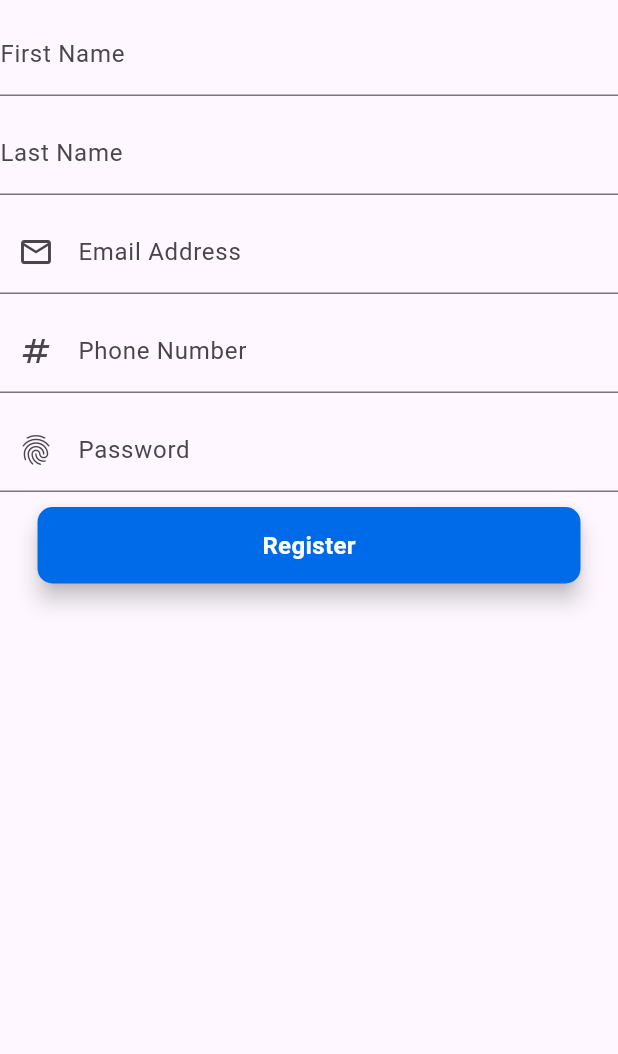
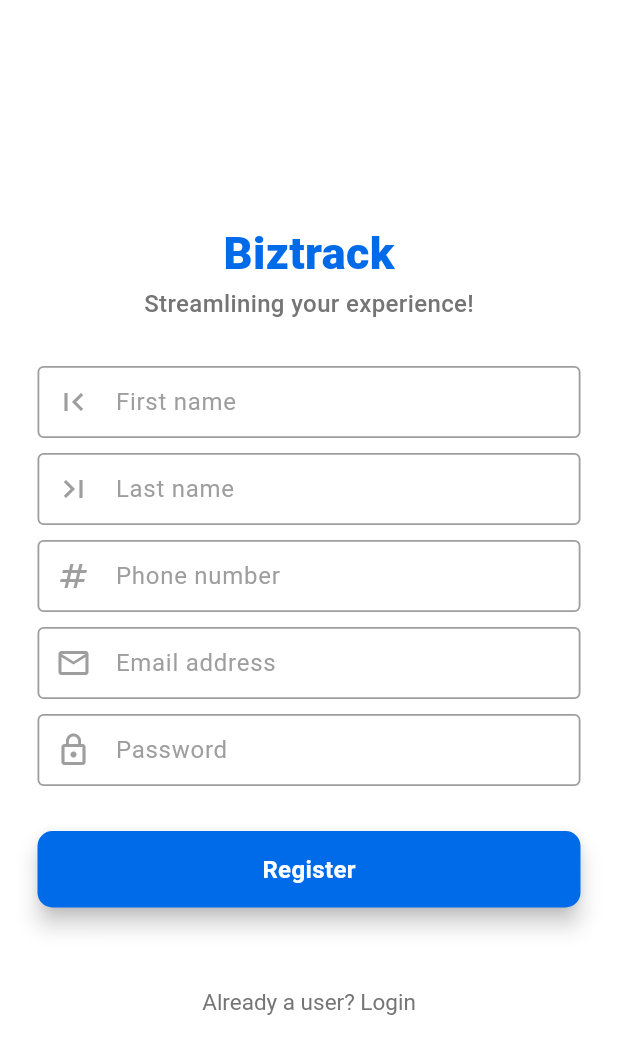
Before and after one commit to VenishSureliya/biztrack, a Flutter app: the RegisterPage screen opened directly, after a tap on "Register", on a phone screen of 412 x 824 dp. Shown: the top 1054 px of the screen. Run offline on Flutter 3.47's test engine with Material 3 defaults, Android fonts, the light colour scheme and no system bars; our stand-ins replace cloud_firestore, firebase_auth, firebase_core, get; accounts and stored records are empty; network calls fail.

Commit message:
register page fix

```diff
--- a/lib/pages/home_page.dart
+++ b/lib/pages/home_page.dart
@@ -1,4 +1,5 @@
 import 'package:biztrack/backend/auth_repo.dart';
+import 'package:cloud_firestore/cloud_firestore.dart';
 import 'package:firebase_auth/firebase_auth.dart';
 import 'package:flutter/material.dart';
 
@@ -16,7 +17,7 @@ class HomePage extends StatelessWidget {
             mainAxisAlignment: MainAxisAlignment.center,
             children: [
               if (currentUser != null) ...[
-                Text("Hey ${currentUser.email}!"),
+                // StreamBuilder <QuerySnapshot>(stream: FirebaseFire,builder: builder),
               ] else ...[
                 const Text("Please sign in to access your information."),
               ],
--- a/lib/pages/register_page.dart
+++ b/lib/pages/register_page.dart
@@ -1,5 +1,7 @@
 import "package:biztrack/backend/auth_controls.dart";
+import "package:biztrack/backend/form_validation.dart";
 import "package:biztrack/components/button.dart";
+import "package:biztrack/components/textfields.dart";
 import "package:flutter/material.dart";
 import "package:get/get.dart";
 
@@ -21,68 +23,123 @@ class RegisterPage extends StatelessWidget {
     final controller = Get.put(AuthController());
     final formKey = GlobalKey<FormState>();
     return Scaffold(
+      backgroundColor: Colors.white,
       body: SafeArea(
-        child: Padding(
-          padding: const EdgeInsets.symmetric(vertical: 8.0),
+        child: Center(
+          child: SingleChildScrollView(
             child: Form(
+              key: formKey,
               child: Column(
-            crossAxisAlignment: CrossAxisAlignment.start,
+                mainAxisAlignment: MainAxisAlignment.center,
                 children: [
-              TextFormField(
-                controller: AuthController.instance.firstName,
-                decoration: const InputDecoration(
-                  label: Text("First Name"),
-                  // prefixIcon: Icon(Icons.person_outline_rounded),
+                  // Title and initial text
+                  const Text(
+                    "Biztrack",
+                    style: TextStyle(
+                      fontSize: 30.0,
+                      fontWeight: FontWeight.w900,
+                      color: Color(0xFF006be9),
                     ),
                   ),
-              const SizedBox(
-                height: 10,
-              ),
-              TextFormField(
-                controller: AuthController.instance.lastName,
-                decoration: const InputDecoration(
-                  label: Text("Last Name"),
-                  // prefixIcon: Icon(Icons.person_outline_rounded),
+                  const SizedBox(height: 1),
+                  Text(
+                    "Streamlining your experience!",
+                    style: TextStyle(
+                      color: Colors.grey[600],
+                      fontSize: 16,
+                      fontWeight: FontWeight.w500,
                     ),
                   ),
-              const SizedBox(
-                height: 10,
+                  const SizedBox(height: 30),
+
+                  // User information fields with validation
+                  TextFields(
+                    keyboardType: TextInputType.name,
+                    controller: AuthController.instance.firstName,
+                    prefixIcon: const Icon(Icons.first_page),
+                    hintText: "First name",
+                    obscureText: false,
+                    validator: (value) => FormValidation.validateName(
+                        value), // Add validation functions
                   ),
-              TextFormField(
+                  const SizedBox(height: 10),
+                  TextFields(
+                    errorText: "Incorrect Input",
+                    keyboardType: TextInputType.name,
+                    controller: AuthController.instance.lastName,
+                    prefixIcon: const Icon(Icons.last_page),
+                    hintText: "Last name",
+                    obscureText: false,
+                    validator: (value) => FormValidation.validateName(value),
+                  ),
+                  const SizedBox(height: 10),
+                  TextFields(
+                    keyboardType: TextInputType.number,
+                    controller: AuthController.instance.phoneNumber,
+                    prefixIcon: const Icon(Icons.numbers),
+                    hintText: "Phone number",
+                    obscureText: false,
+                    validator: (value) =>
+                        FormValidation.validatePhoneNumber(value),
+                  ),
+                  const SizedBox(height: 10),
+                  TextFields(
+                    keyboardType: TextInputType.emailAddress,
                     controller: AuthController.instance.emailAddress,
-                decoration: const InputDecoration(
-                    label: Text("Email Address"),
-                    prefixIcon: Icon(Icons.email_outlined)),
+                    prefixIcon: const Icon(Icons.email_outlined),
+                    hintText: "Email address",
+                    obscureText: false,
+                    validator: (value) =>
+                        FormValidation.validateEmailAddress(value),
                   ),
-              const SizedBox(
-                height: 10,
+                  const SizedBox(height: 10),
+                  TextFields(
+                    keyboardType: TextInputType.text,
+                    prefixIcon: const Icon(Icons.lock_outline),
+                    controller: AuthController.instance.password,
+                    hintText: "Password",
+                    obscureText: true,
+                    validator: (value) =>
+                        FormValidation.validatePassword(value),
                   ),
-              TextFormField(
-                controller: AuthController.instance.phoneNumber,
-                decoration: const InputDecoration(
-                    label: Text("Phone Number"),
-                    prefixIcon: Icon(Icons.numbers)),
+                  const SizedBox(height: 30),
+
+                  // Register button with form validation
+                  Button(
+                    buttonText: "Register",
+                    onTap: () {
+                      if (formKey.currentState!.validate()) {
+                        String firstName =
+                            AuthController.instance.firstName.text;
+                        String lastName = AuthController.instance.lastName.text;
+                        String emailAddress =
+                            AuthController.instance.emailAddress.text;
+                        String phoneNumber =
+                            AuthController.instance.phoneNumber.text;
+                        String password = AuthController.instance.password.text;
+                        AuthController.instance.registerUser(emailAddress,
+                            password, firstName, lastName, phoneNumber);
+                      }
+                    },
                   ),
-              const SizedBox(
-                height: 10,
+                  const SizedBox(height: 54),
+
+                  // Login link
+                  RichText(
+                    text: TextSpan(
+                      text: "Already a user? ",
+                      style: TextStyle(color: Colors.grey[600], fontSize: 15),
+                      children: const [
+                        TextSpan(
+                          text: 'Login',
                         ),
-              TextFormField(
-                controller: AuthController.instance.password,
-                decoration: const InputDecoration(
-                    label: Text("Password"),
-                    prefixIcon: Icon(Icons.fingerprint)),
+                      ],
                     ),
-              const SizedBox(
-                height: 10,
                   ),
-              Button(
-                  onTap: () {
-                    // AuthController.instance.registerUser(firstName:
-                    //     emailController.text, passwordController.text);
-                  },
-                  buttonText: "Register")
                 ],
-          )),
+              ),
+            ),
+          ),
         ),
       ),
     );
```
Lines whose indentation alone changed are shown as unchanged.
